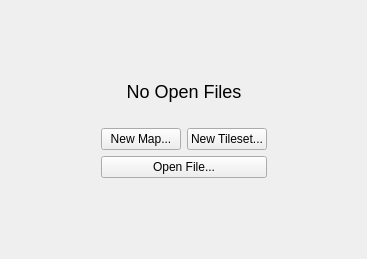
Above: src/tiled/noeditorwidget.ui from mapeditor/tiled before the change. Below: the same form after it.
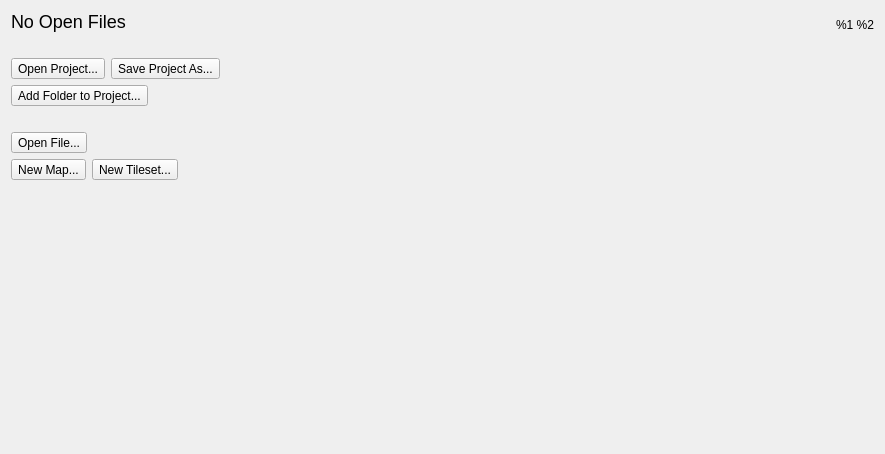
That is the form after the change. Icons and pictures are not drawn.

Commit message:
Extended the widget shown when no editor is open
* Added version and logo
* Added a few project-related actions

Also, the "Reset Layout" action is now available also when no editors
are open (since it still affects Project, Console and Issues views).

Size hint for Project view was tweaked to improve size on initial
startup.

DocumentManager singleton is now owned by the MainWindow, which
clarifies its lifetime and avoids accidental instantiation before the
MainWindow is instantiated.

```diff
--- a/src/tiled/noeditorwidget.ui
+++ b/src/tiled/noeditorwidget.ui
@@ -6,23 +6,46 @@
    <rect>
     <x>0</x>
     <y>0</y>
-    <width>367</width>
-    <height>259</height>
+    <width>885</width>
+    <height>454</height>
    </rect>
   </property>
   <layout class="QGridLayout" name="gridLayout">
-   <item row="1" column="1">
-    <layout class="QVBoxLayout" name="verticalLayout">
-     <item>
-      <widget class="QLabel" name="title">
-       <property name="text">
-        <string>&lt;font size=&quot;+2&quot;&gt;No Open Files&lt;/font&gt;</string>
-       </property>
-       <property name="alignment">
-        <set>Qt::AlignCenter</set>
-       </property>
-      </widget>
-     </item>
+   <item row="0" column="3">
+    <widget class="QLabel" name="versionLabel">
+     <property name="text">
+      <string notr="true">%1 %2</string>
+     </property>
+     <property name="alignment">
+      <set>Qt::AlignBottom|Qt::AlignRight|Qt::AlignTrailing</set>
+     </property>
+    </widget>
+   </item>
+   <item row="1" column="2">
+    <spacer name="horizontalSpacer">
+     <property name="orientation">
+      <enum>Qt::Horizontal</enum>
+     </property>
+     <property name="sizeHint" stdset="0">
+      <size>
+       <width>126</width>
+       <height>20</height>
+      </size>
+     </property>
+    </spacer>
+   </item>
+   <item row="0" column="0">
+    <widget class="QLabel" name="title">
+     <property name="text">
+      <string>&lt;font size=&quot;+2&quot;&gt;No Open Files&lt;/font&gt;</string>
+     </property>
+     <property name="alignment">
+      <set>Qt::AlignBottom|Qt::AlignLeading|Qt::AlignLeft</set>
+     </property>
+    </widget>
+   </item>
+   <item row="1" column="0" colspan="2">
+    <layout class="QVBoxLayout" name="verticalLayout_2">
      <item>
       <spacer name="verticalSpacer_3">
        <property name="orientation">
@@ -39,88 +62,194 @@
        </property>
       </spacer>
      </item>
+     <item>
+      <layout class="QHBoxLayout" name="horizontalLayout_2">
+       <item>
+        <widget class="QToolButton" name="openProjectButton">
+         <property name="text">
+          <string notr="true">Open Project...</string>
+         </property>
+         <property name="toolButtonStyle">
+          <enum>Qt::ToolButtonTextOnly</enum>
+         </property>
+        </widget>
+       </item>
+       <item>
+        <widget class="QToolButton" name="saveProjectButton">
+         <property name="text">
+          <string notr="true">Save Project As...</string>
+         </property>
+         <property name="toolButtonStyle">
+          <enum>Qt::ToolButtonTextOnly</enum>
+         </property>
+        </widget>
+       </item>
+       <item>
+        <spacer name="horizontalSpacer_5">
+         <property name="orientation">
+          <enum>Qt::Horizontal</enum>
+         </property>
+         <property name="sizeHint" stdset="0">
+          <size>
+           <width>40</width>
+           <height>20</height>
+          </size>
+         </property>
+        </spacer>
+       </item>
+      </layout>
+     </item>
+     <item>
+      <layout class="QHBoxLayout" name="horizontalLayout_3">
+       <item>
+        <widget class="QToolButton" name="addFolderToProjectButton">
+         <property name="text">
+          <string notr="true">Add Folder to Project...</string>
+         </property>
+         <property name="toolButtonStyle">
+          <enum>Qt::ToolButtonTextOnly</enum>
+         </property>
+        </widget>
+       </item>
+       <item>
+        <spacer name="horizontalSpacer_2">
+         <property name="orientation">
+          <enum>Qt::Horizontal</enum>
+         </property>
+         <property name="sizeHint" stdset="0">
+          <size>
+           <width>88</width>
+           <height>20</height>
+          </size>
+         </property>
+        </spacer>
+       </item>
+      </layout>
+     </item>
+     <item>
+      <spacer name="verticalSpacer_2">
+       <property name="orientation">
+        <enum>Qt::Vertical</enum>
+       </property>
+       <property name="sizeType">
+        <enum>QSizePolicy::Fixed</enum>
+       </property>
+       <property name="sizeHint" stdset="0">
+        <size>
+         <width>20</width>
+         <height>20</height>
+        </size>
+       </property>
+      </spacer>
+     </item>
+     <item>
+      <layout class="QHBoxLayout" name="horizontalLayout_4">
+       <item>
+        <widget class="QToolButton" name="openFileButton">
+         <property name="text">
+          <string>Open File...</string>
+         </property>
+         <property name="toolButtonStyle">
+          <enum>Qt::ToolButtonTextOnly</enum>
+         </property>
+        </widget>
+       </item>
+       <item>
+        <spacer name="horizontalSpacer_3">
+         <property name="orientation">
+          <enum>Qt::Horizontal</enum>
+         </property>
+         <property name="sizeHint" stdset="0">
+          <size>
+           <width>108</width>
+           <height>20</height>
+          </size>
+         </property>
+        </spacer>
+       </item>
+      </layout>
+     </item>
      <item>
       <layout class="QHBoxLayout" name="horizontalLayout">
        <item>
-        <widget class="QPushButton" name="newMapButton">
+        <widget class="QToolButton" name="newMapButton">
          <property name="text">
           <string>New Map...</string>
          </property>
+         <property name="toolButtonStyle">
+          <enum>Qt::ToolButtonTextOnly</enum>
+         </property>
         </widget>
        </item>
        <item>
-        <widget class="QPushButton" name="newTilesetButton">
+        <widget class="QToolButton" name="newTilesetButton">
          <property name="text">
           <string>New Tileset...</string>
          </property>
+         <property name="toolButtonStyle">
+          <enum>Qt::ToolButtonTextOnly</enum>
+         </property>
         </widget>
        </item>
-      </layout>
-     </item>
-     <item>
-      <layout class="QVBoxLayout" name="verticalLayout_4">
        <item>
-        <widget class="QPushButton" name="openFileButton">
-         <property name="text">
-          <string>Open File...</string>
+        <spacer name="horizontalSpacer_4">
+         <property name="orientation">
+          <enum>Qt::Horizontal</enum>
          </property>
-        </widget>
+         <property name="sizeHint" stdset="0">
+          <size>
+           <width>40</width>
+           <height>20</height>
+          </size>
+         </property>
+        </spacer>
        </item>
       </layout>
      </item>
     </layout>
    </item>
-   <item row="0" column="1">
-    <spacer name="verticalSpacer">
-     <property name="orientation">
-      <enum>Qt::Vertical</enum>
-     </property>
-     <property name="sizeHint" stdset="0">
-      <size>
-       <width>20</width>
-       <height>80</height>
-      </size>
-     </property>
-    </spacer>
-   </item>
-   <item row="1" column="0">
-    <spacer name="horizontalSpacer_2">
-     <property name="orientation">
-      <enum>Qt::Horizontal</enum>
-     </property>
-     <property name="sizeHint" stdset="0">
-      <size>
-       <width>84</width>
-       <height>20</height>
-      </size>
-     </property>
-    </spacer>
-   </item>
    <item row="2" column="1">
-    <spacer name="verticalSpacer_2">
+    <spacer name="verticalSpacer">
      <property name="orientation">
       <enum>Qt::Vertical</enum>
      </property>
      <property name="sizeHint" stdset="0">
       <size>
        <width>20</width>
-       <height>79</height>
+       <height>115</height>
       </size>
      </property>
     </spacer>
    </item>
-   <item row="1" column="2">
-    <spacer name="horizontalSpacer">
-     <property name="orientation">
-      <enum>Qt::Horizontal</enum>
-     </property>
-     <property name="sizeHint" stdset="0">
-      <size>
-       <width>84</width>
-       <height>20</height>
-      </size>
-     </property>
-    </spacer>
+   <item row="1" column="3" rowspan="2">
+    <layout class="QVBoxLayout" name="verticalLayout">
+     <item>
+      <spacer name="verticalSpacer_4">
+       <property name="orientation">
+        <enum>Qt::Vertical</enum>
+       </property>
+       <property name="sizeHint" stdset="0">
+        <size>
+         <width>20</width>
+         <height>40</height>
+        </size>
+       </property>
+      </spacer>
+     </item>
+     <item>
+      <widget class="QLabel" name="logo">
+       <property name="text">
+        <string/>
+       </property>
+       <property name="pixmap">
+        <pixmap resource="tiled.qrc">:/images/about-tiled-logo.png</pixmap>
+       </property>
+       <property name="alignment">
+        <set>Qt::AlignCenter</set>
+       </property>
+      </widget>
+     </item>
+    </layout>
    </item>
   </layout>
  </widget>
```
Left out of the diff: 8 changed lines with no effect on the pictures. The commit also changes 8 other files.
